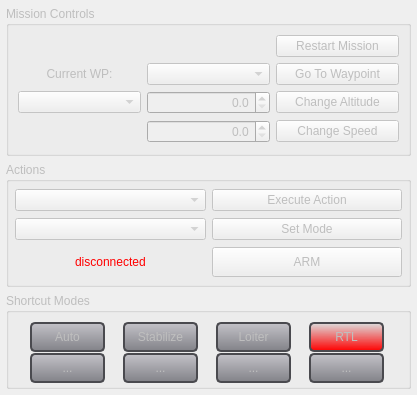
Above: src/ui/uas/UASActionsWidget.ui from ArduPilot/apm_planner before the change. Below: the same form after it.
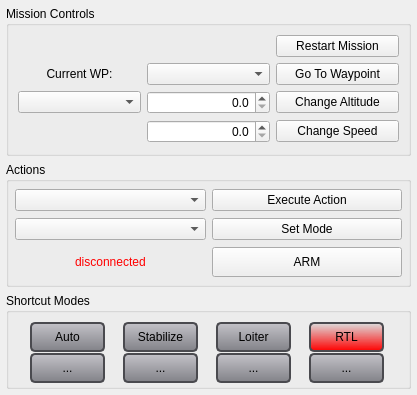
That is the form after the change.

Commit message: Fixes to add Rover controls modes into Quick Actions View Also removed highlighting of mode buttons as it was not working and could be misleading

```diff
--- a/src/ui/uas/UASActionsWidget.ui
+++ b/src/ui/uas/UASActionsWidget.ui
@@ -20,7 +20,7 @@
    <item>
     <widget class="QGroupBox" name="missionGroupBox">
      <property name="enabled">
-      <bool>false</bool>
+      <bool>true</bool>
      </property>
      <property name="minimumSize">
       <size>
@@ -118,7 +118,7 @@
    <item>
     <widget class="QGroupBox" name="actionsGroupBox">
      <property name="enabled">
-      <bool>false</bool>
+      <bool>true</bool>
      </property>
      <property name="sizePolicy">
       <sizepolicy hsizetype="Preferred" vsizetype="Minimum">
@@ -239,7 +239,7 @@
    <item>
     <widget class="QGroupBox" name="shortcutGroupBox">
      <property name="enabled">
-      <bool>false</bool>
+      <bool>true</bool>
      </property>
      <property name="minimumSize">
       <size>
@@ -280,13 +280,10 @@
 	background-color: qlineargradient(x1: 0, y1: 0, x2: 0, y2: 1, stop: 0 #C3C2C8, stop: 1 #828288);
 }
 
-QPushButton:checked {
-	background-color: rgb(0,255,0);
-}
-
 QPushButton:pressed {
-	background-color: rgb(0,255,0);
-}</string>
+	background-color: rgb(100, 216, 100);
+}
+</string>
         </property>
         <property name="text">
          <string>Auto</string>
@@ -322,13 +319,10 @@
 	background-color: qlineargradient(x1: 0, y1: 0, x2: 0, y2: 1, stop: 0 #C3C2C8, stop: 1 #828288);
 }
 
-QPushButton:checked {
-	background-color: rgb(0,255,0);
-}
-
 QPushButton:pressed {
-	background-color: rgb(0,255,0);
-}</string>
+	background-color: rgb(100, 216, 100);
+}
+</string>
         </property>
         <property name="text">
          <string>Stabilize</string>
@@ -363,18 +357,10 @@
 	padding-right: 10px;
 	background-color: qlineargradient(x1: 0, y1: 0, x2: 0, y2: 1, stop: 0 #C3C2C8, stop: 1 #828288);
 }
-
-QPushButton:checked {
-	background-color: rgb(0,255,0);
-}
-
 QPushButton:pressed {
 	background-color: rgb(0,255,0);
 }
 
-QPushButton:checked {
-	background-color: rgb(0,255,0);
-}
 
 QPushButton:pressed {
 	background-color: rgb(0,255,0);
@@ -415,10 +401,6 @@
 	background-color: qlineargradient(spread:pad, x1:0.507813, y1:1, x2:0.517, y2:0, stop:0 rgba(255, 0, 0, 255), stop:1 rgba(203, 205, 205, 124))
 }
 
-QPushButton:checked {
-	background-color: rgb(0,255,0);
-}
-
 QPushButton:pressed {
 	background-color: rgb(0,255,0);
 }
@@ -459,10 +441,6 @@
 	background-color: qlineargradient(x1: 0, y1: 0, x2: 0, y2: 1, stop: 0 #C3C2C8, stop: 1 #828288);
 }
 
-QPushButton:checked {
-	background-color: rgb(0,255,0);
-}
-
 QPushButton:pressed {
 	background-color: rgb(0,255,0);
 }
@@ -501,15 +479,9 @@
 	padding-right: 10px;
 	background-color: qlineargradient(x1: 0, y1: 0, x2: 0, y2: 1, stop: 0 #C3C2C8, stop: 1 #828288);
 }
-
-QPushButton:checked {
-	background-color: rgb(0,255,0);
-}
-
 QPushButton:pressed {
-	background-color: rgb(0,255,0);
-}
-</string>
+	background-color: rgb(100, 216, 100);
+}</string>
         </property>
         <property name="text">
          <string>...</string>
@@ -544,11 +516,6 @@
 	padding-right: 10px;
 	background-color: qlineargradient(x1: 0, y1: 0, x2: 0, y2: 1, stop: 0 #C3C2C8, stop: 1 #828288);
 }
-
-QPushButton:checked {
-	background-color: rgb(0,255,0);
-}
-
 QPushButton:pressed {
 	background-color: rgb(0,255,0);
 }
@@ -587,11 +554,6 @@
 	padding-right: 10px;
 	background-color: qlineargradient(x1: 0, y1: 0, x2: 0, y2: 1, stop: 0 #C3C2C8, stop: 1 #828288);
 }
-
-QPushButton:checked {
-	background-color: rgb(0,255,0);
-}
-
 QPushButton:pressed {
 	background-color: rgb(0,255,0);
 }
```
Left out of the diff: 35 changed lines with no effect on the pictures. The commit also changes 4 other files.
